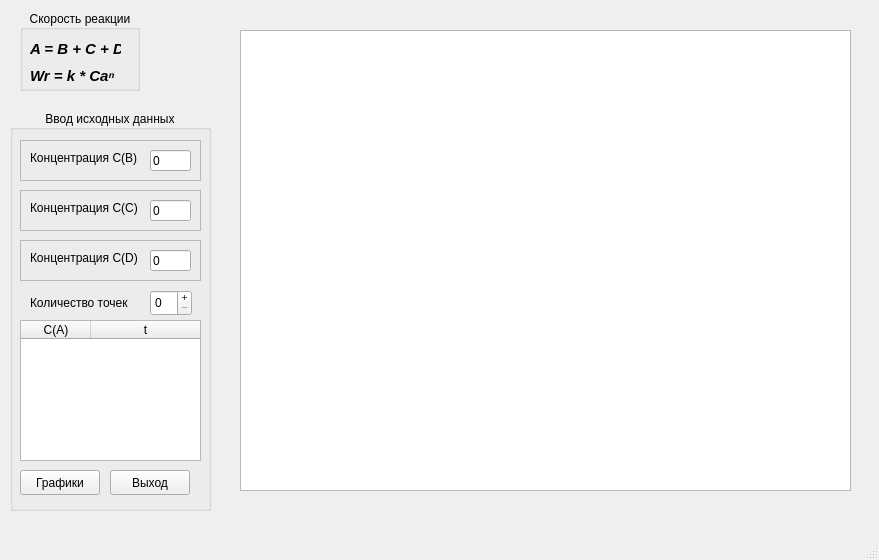
Qt form mainwindow.ui (3ANov/QtKineticsModeling) before a commit.
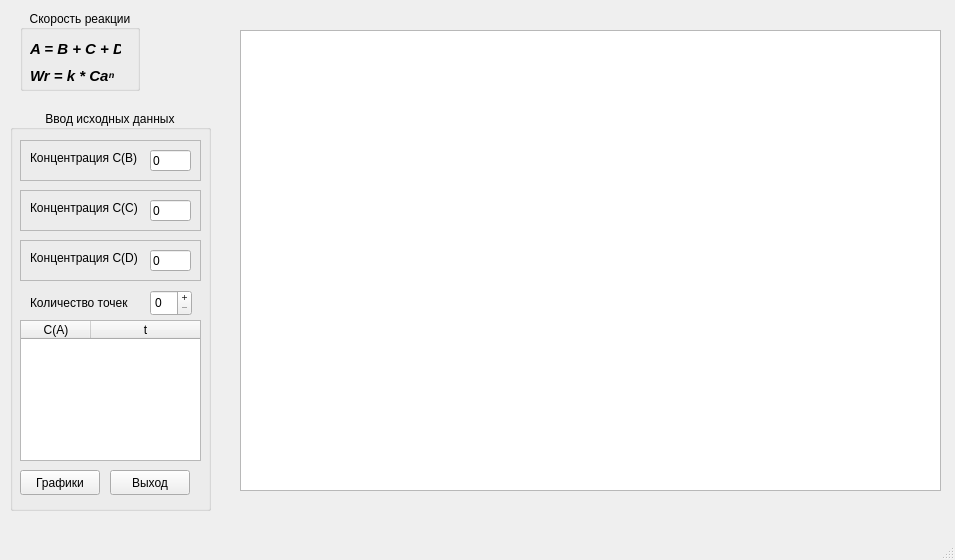
The same form after that commit.

```diff
--- a/mainwindow.ui
+++ b/mainwindow.ui
@@ -9,7 +9,7 @@
    <rect>
     <x>0</x>
     <y>0</y>
-    <width>879</width>
+    <width>955</width>
     <height>560</height>
    </rect>
   </property>
@@ -367,10 +367,22 @@
      <rect>
       <x>240</x>
       <y>30</y>
-      <width>611</width>
+      <width>701</width>
       <height>461</height>
      </rect>
     </property>
+    <property name="minimumSize">
+     <size>
+      <width>701</width>
+      <height>461</height>
+     </size>
+    </property>
+    <property name="maximumSize">
+     <size>
+      <width>701</width>
+      <height>461</height>
+     </size>
+    </property>
    </widget>
   </widget>
   <widget class="QMenuBar" name="menubar">
```
Left out of the diff: 2 changed lines with no effect on the pictures.
